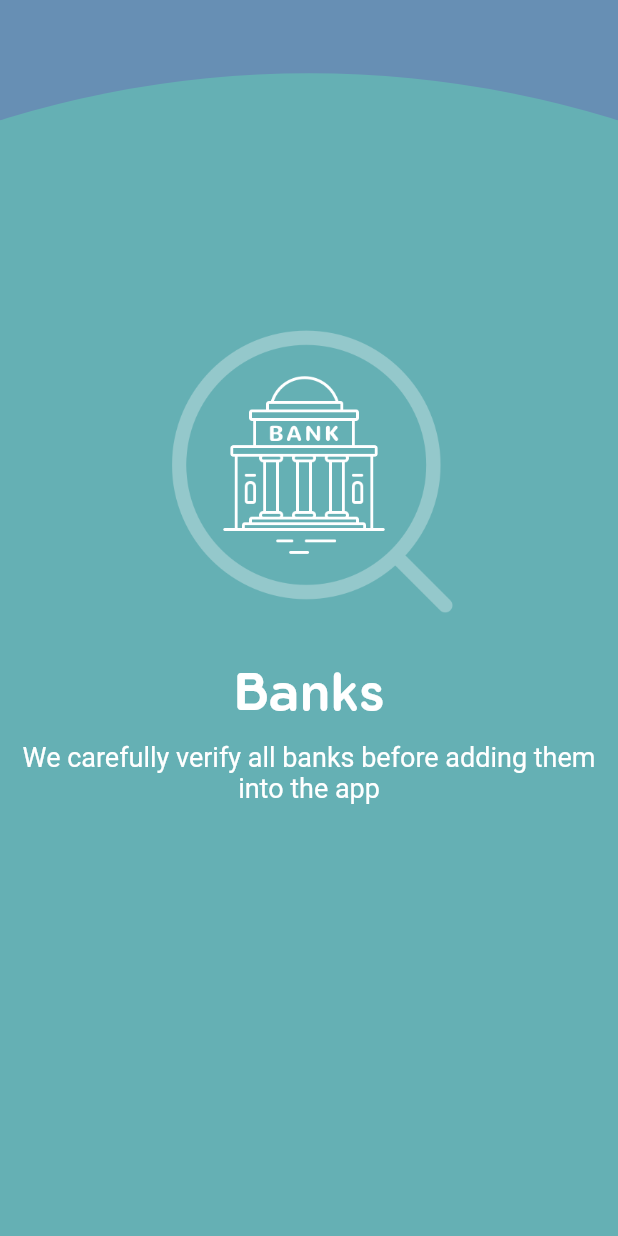
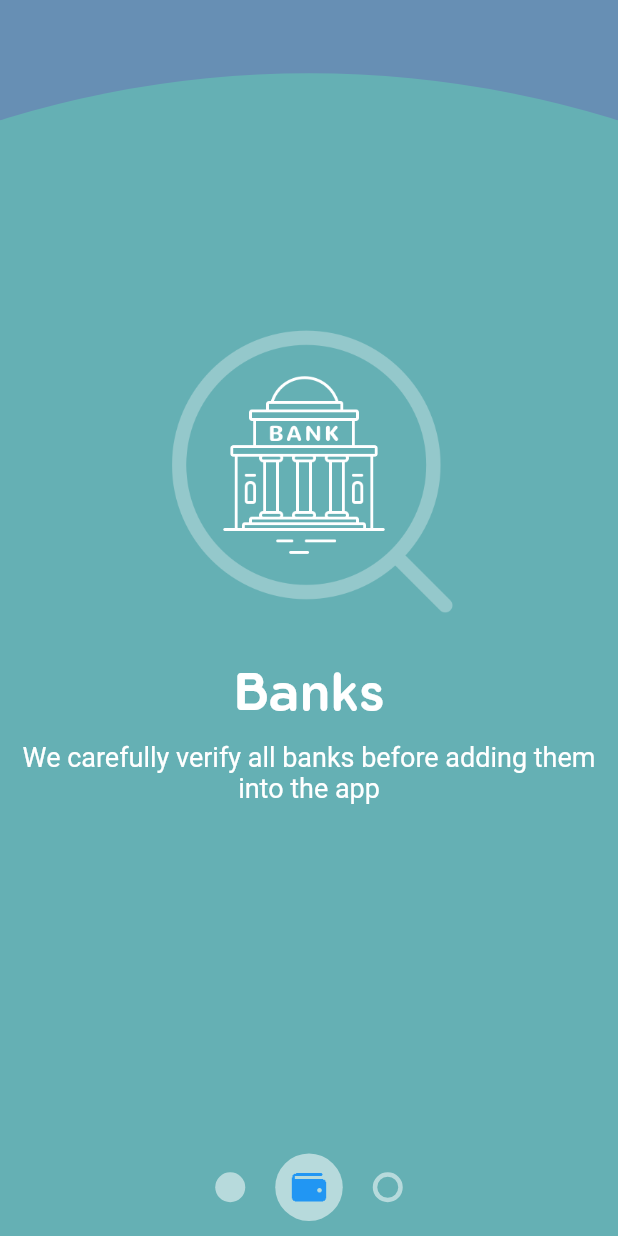
Before and after one commit to sabith-th/flutter-material-page-reveal, a Flutter app: the screen it shows after launch, on a phone screen of 412 x 824 dp. Run offline on Flutter 3.47's test engine with Material 2 defaults, Android fonts, the phone set to English and light mode, and no system bars.

Commit message:
added page_indicator at the bottom

```diff
--- a/lib/main.dart
+++ b/lib/main.dart
@@ -1,6 +1,7 @@
 import 'package:flutter/material.dart';
 import 'pages.dart';
 import 'page_reveal.dart';
+import 'page_indicator.dart';
 
 void main() => runApp(MyApp());
 
@@ -38,7 +39,8 @@ class _MyHomePageState extends State<MyHomePage> {
             viewModel: pages[1],
             percentVisible: 1.0,
           ),
-        )
+        ),
+        PageIndicator()
       ],
     ));
   }
--- /dev/null
+++ b/lib/page_indicator.dart
@@ -0,0 +1,55 @@
+import 'package:flutter/material.dart';
+
+class PageIndicator extends StatelessWidget {
+  @override
+  Widget build(BuildContext context) {
+    return Column(
+      children: <Widget>[
+        Expanded(
+          child: Container(),
+        ),
+        Row(
+          mainAxisAlignment: MainAxisAlignment.center,
+          children: <Widget>[
+            Padding(
+              padding: EdgeInsets.all(10.0),
+              child: Container(
+                width: 20.0,
+                height: 20.0,
+                decoration: BoxDecoration(
+                  shape: BoxShape.circle,
+                  color: Color(0x88FFFFFF),
+                ),
+              ),
+            ),
+            Padding(
+              padding: EdgeInsets.all(10.0),
+              child: Container(
+                width: 45.0,
+                height: 45.0,
+                decoration: BoxDecoration(
+                  shape: BoxShape.circle,
+                  color: Color(0x88FFFFFF),
+                ),
+                child: Image.asset(
+                  'assets/wallet.png',
+                  color: Colors.blue,
+                ),
+              ),
+            ),
+            Padding(
+              padding: EdgeInsets.all(10.0),
+              child: Container(
+                width: 20.0,
+                height: 20.0,
+                decoration: BoxDecoration(
+                    shape: BoxShape.circle,
+                    border: Border.all(color: Color(0x88FFFFFF), width: 3.0)),
+              ),
+            )
+          ],
+        )
+      ],
+    );
+  }
+}
--- a/lib/page_reveal.dart
+++ b/lib/page_reveal.dart
@@ -10,7 +10,7 @@ class PageReveal extends StatelessWidget {
   @override
   Widget build(BuildContext context) {
     return ClipOval(
-      clipper: new CircleRevealClipper(revealPercent),
+      clipper: CircleRevealClipper(revealPercent),
       child: child,
     );
   }
```
